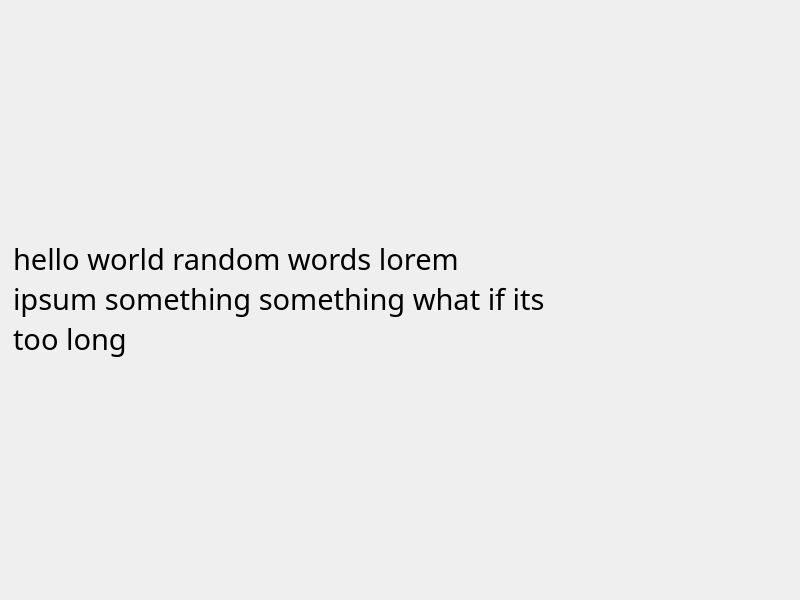
First picture: the form in form.ui, repository wenbang24/xp-type, before the edit.
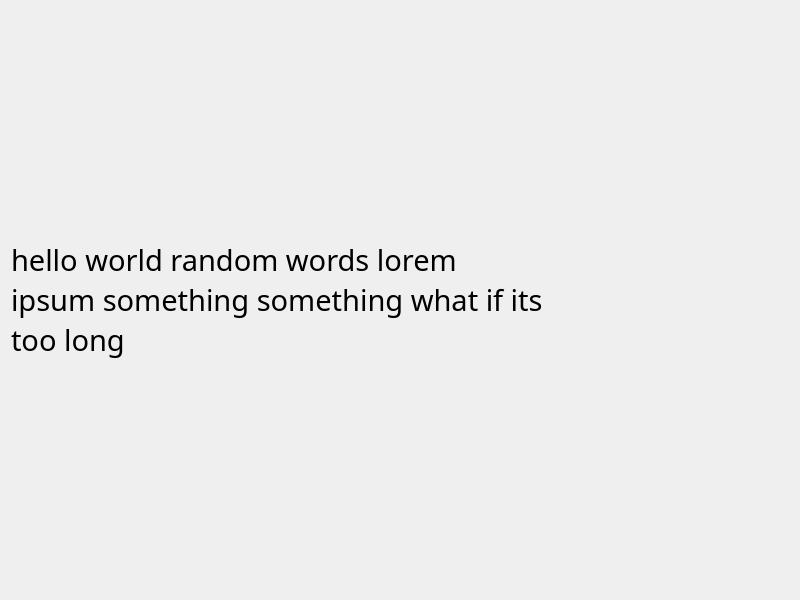
Second picture: the form after the edit.

```diff
--- a/form.ui
+++ b/form.ui
@@ -10,18 +10,24 @@
     <height>600</height>
    </rect>
   </property>
+  <property name="sizePolicy">
+   <sizepolicy hsizetype="Preferred" vsizetype="Preferred">
+    <horstretch>100</horstretch>
+    <verstretch>100</verstretch>
+   </sizepolicy>
+  </property>
+  <property name="minimumSize">
+   <size>
+    <width>800</width>
+    <height>600</height>
+   </size>
+  </property>
   <property name="windowTitle">
    <string>XP-Type</string>
   </property>
+  <layout class="QVBoxLayout" name="verticalLayout">
+   <item>
   <widget class="QLabel" name="label">
-   <property name="geometry">
-    <rect>
-     <x>13</x>
-     <y>13</y>
-     <width>771</width>
-     <height>571</height>
-    </rect>
-   </property>
    <property name="font">
     <font>
      <family>Fira Code</family>
@@ -34,6 +40,8 @@
 too long</string>
    </property>
   </widget>
+   </item>
+  </layout>
  </widget>
  <resources/>
  <connections/>
```
Lines whose indentation alone changed are shown as unchanged.
